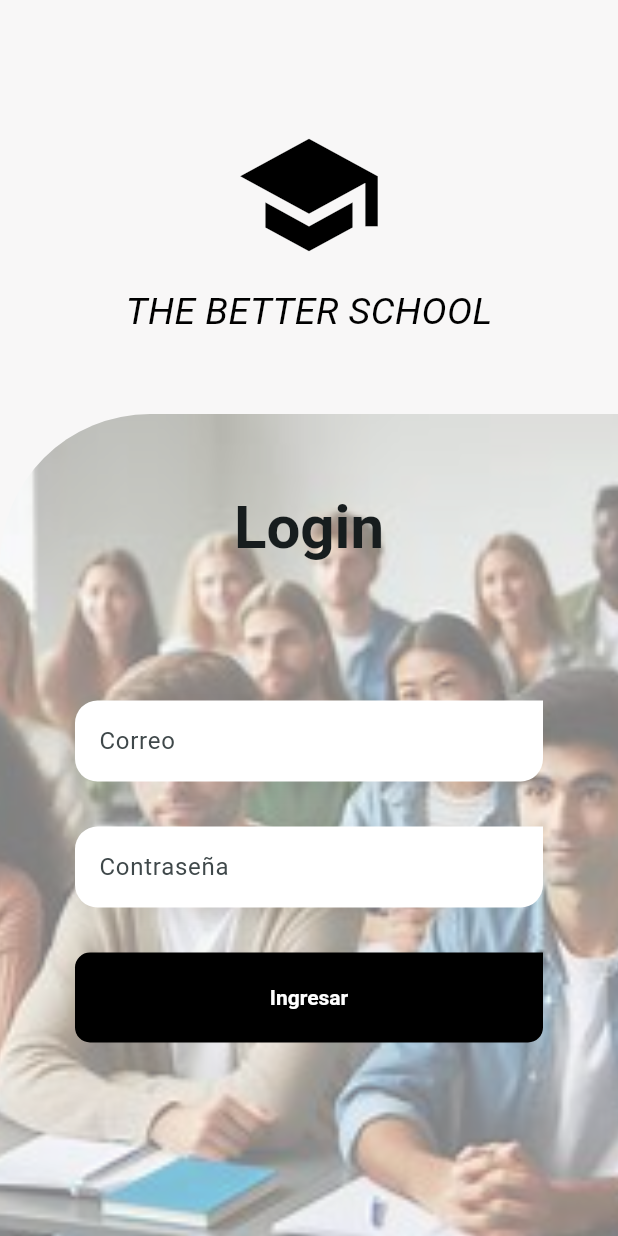
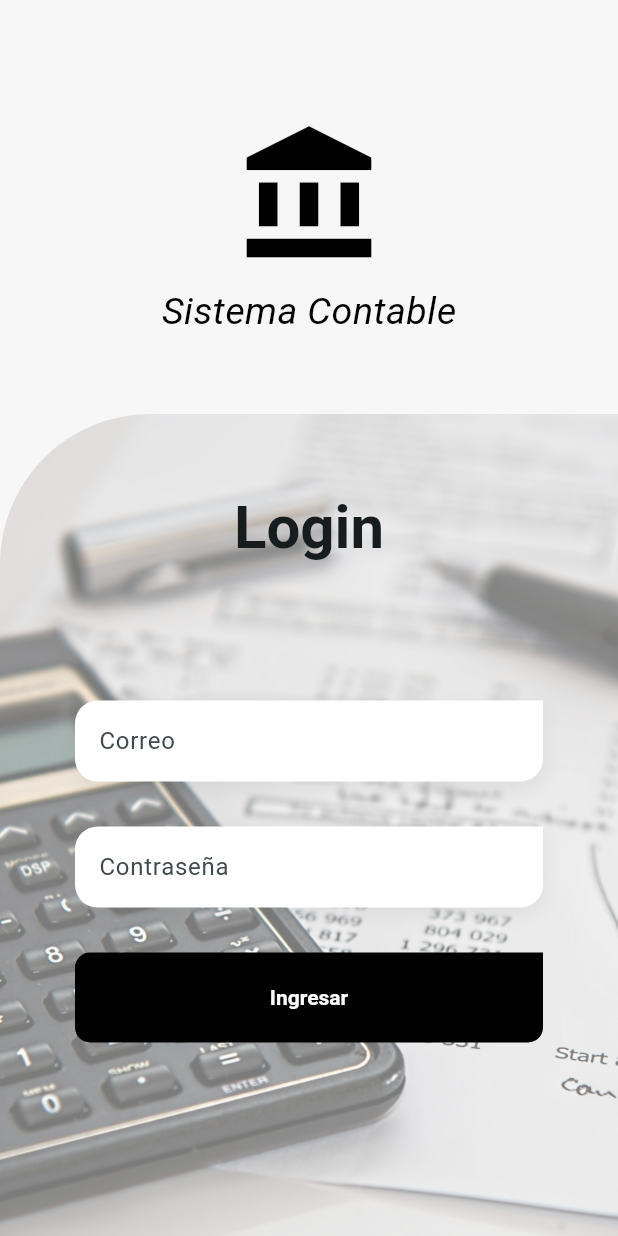
Before and after one commit to Juan-Papi/Mobile-Accounting-App, a Flutter app: the screen it shows after launch, on a phone screen of 412 x 824 dp. Run offline on Flutter 3.47's test engine with Material 2 defaults, Android fonts, the phone set to English and light mode, and no system bars; our stand-ins replace dio, flutter_dotenv, flutter_riverpod, formz, go_router, google_fonts and 1 more; project files that could hold a hidden picture were left out.

Commit message:
login screen improved

```diff
--- a/lib/features/auth/presentation/screens/login_screen.dart
+++ b/lib/features/auth/presentation/screens/login_screen.dart
@@ -23,14 +23,14 @@ class LoginScreen extends StatelessWidget {
             const SizedBox(height: 80),
             // Icono representativo de un colegio, como un libro o un lápiz
             const Icon(
-              Icons.school, // Cambiado a un ícono de colegio
+              Icons.account_balance, // Ícono relacionado a la contabilidad
               color: Colors.black,
               size: 100,
             ),
             const SizedBox(height: 10),
             const Center(
               child: Text(
-                'THE BETTER SCHOOL',
+                'Sistema Contable',
                 style: TextStyle(color: Colors.black, fontSize: 25, fontStyle: FontStyle.italic, ),
               ),
             ),
@@ -44,7 +44,7 @@ class LoginScreen extends StatelessWidget {
                     const BorderRadius.only(topLeft: Radius.circular(100)),
                 image: DecorationImage(
                   image: const AssetImage(
-                      "assets/images/col.jpeg"), // Fondo escolar
+                      "assets/images/accounting-bg.jpg"), // Fondo escolar
                   fit: BoxFit.cover,
                   colorFilter: ColorFilter.mode(
                     Colors.black.withOpacity(0.5),
```
Also changed, not shown: assets/images/accounting-bg.jpg (added).
